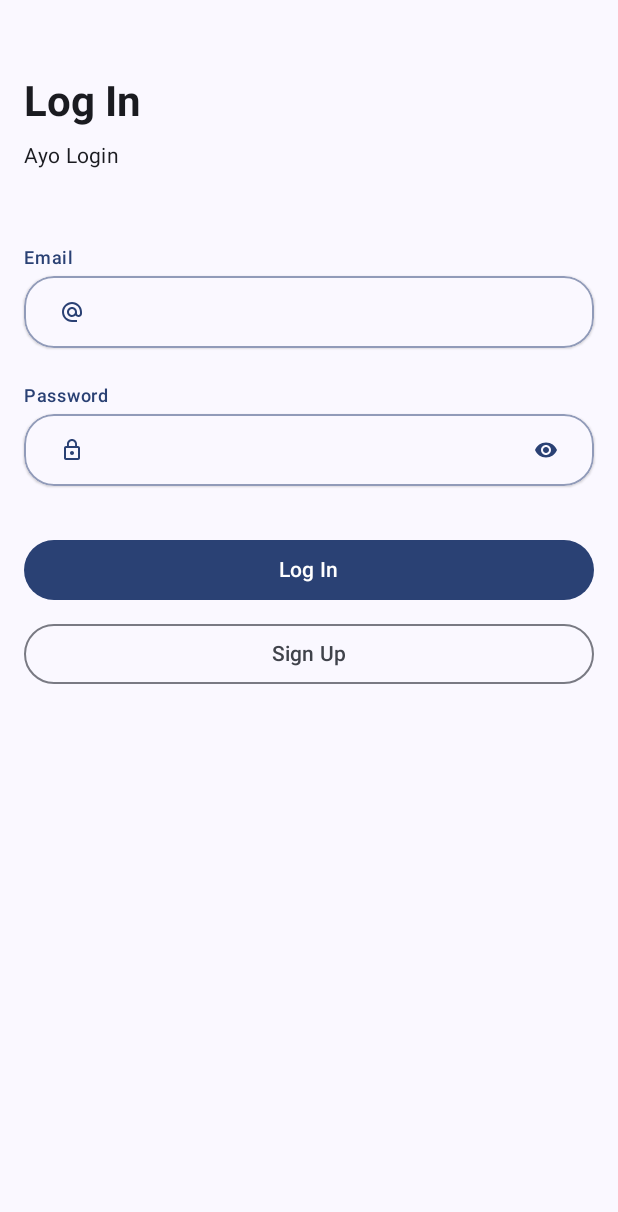
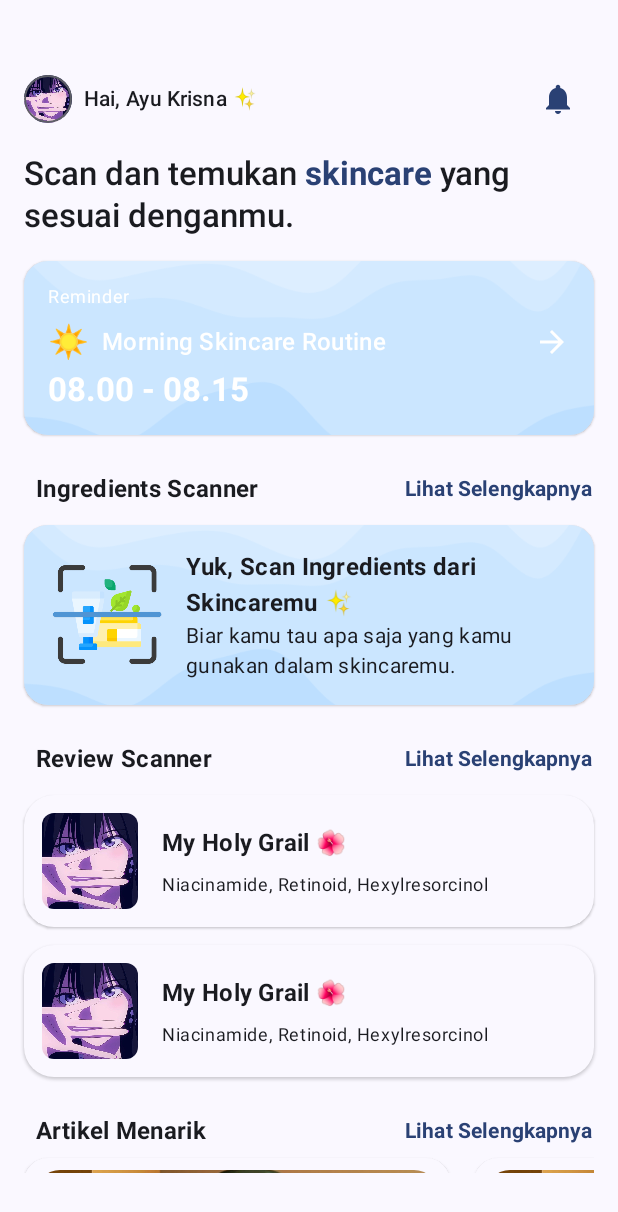
Before and after one commit to skinsift/skinsift, an Android app built with Jetpack Compose: the screen it shows after launch (MainActivity), on a phone screen of 412 x 824 dp. Shown: the top 1212 px of the screen. Run offline under Robolectric (Android 15) with nearby library versions, the phone set to English and light mode, and no system bars; our stand-ins replace CircleImageView.

Commit message:
merged themes and home screen

```diff
--- a/app/src/main/java/com/ayukrisna/skinsift/view/MainActivity.kt
+++ b/app/src/main/java/com/ayukrisna/skinsift/view/MainActivity.kt
@@ -7,6 +7,7 @@ import androidx.activity.enableEdgeToEdge
 import androidx.navigation.compose.rememberNavController
 import com.ayukrisna.skinsift.MyApp
 import com.ayukrisna.skinsift.navigation.NavGraph
+import com.ayukrisna.skinsift.view.ui.screen.home.HomeScreen
 import com.ayukrisna.skinsift.view.ui.theme.SkinSiftTheme
 import org.koin.core.annotation.KoinExperimentalAPI
 
@@ -18,8 +19,9 @@ class MainActivity : ComponentActivity() {
         setContent {
             SkinSiftTheme {
                 MyApp()
-                val navController = rememberNavController()
-                NavGraph(navController = navController)
+                HomeScreen()
+//                val navController = rememberNavController()
+//                NavGraph(navController = navController)
             }
         }
     }
--- /dev/null
+++ b/app/src/main/java/com/ayukrisna/skinsift/view/ui/component/ImageView.kt
@@ -0,0 +1,34 @@
+package com.ayukrisna.skinsift.view.ui.component
+
+import androidx.compose.foundation.Image
+import androidx.compose.foundation.border
+import androidx.compose.foundation.layout.size
+import androidx.compose.foundation.shape.CircleShape
+import androidx.compose.material3.MaterialTheme
+import androidx.compose.runtime.Composable
+import androidx.compose.ui.Modifier
+import androidx.compose.ui.draw.clip
+import androidx.compose.ui.layout.ContentScale
+import androidx.compose.ui.res.painterResource
+import androidx.compose.ui.tooling.preview.Preview
+import androidx.compose.ui.unit.dp
+import com.ayukrisna.skinsift.R
+
+@Composable
+fun CircleImageView() {
+    Image(
+        painter = painterResource(R.drawable.userprofile),
+        contentDescription = "Circle Image",
+        contentScale = ContentScale.Crop,
+        modifier = Modifier
+            .size(32.dp)
+            .clip(CircleShape)
+            .border(1.dp, MaterialTheme.colorScheme.outline, CircleShape)
+    )
+}
+
+@Preview
+@Composable
+fun CircleImageViewPreview() {
+    CircleImageView()
+}
--- /dev/null
+++ b/app/src/main/java/com/ayukrisna/skinsift/view/ui/screen/home/HomeScreen.kt
@@ -0,0 +1,470 @@
+package com.ayukrisna.skinsift.view.ui.screen.home
+
+import androidx.compose.foundation.Image
+import androidx.compose.foundation.background
+import androidx.compose.foundation.horizontalScroll
+import androidx.compose.foundation.layout.Arrangement
+import androidx.compose.foundation.layout.Box
+import androidx.compose.foundation.layout.Column
+import androidx.compose.foundation.layout.Row
+import androidx.compose.foundation.layout.Spacer
+import androidx.compose.foundation.layout.aspectRatio
+import androidx.compose.foundation.layout.fillMaxSize
+import androidx.compose.foundation.layout.fillMaxWidth
+import androidx.compose.foundation.layout.height
+import androidx.compose.foundation.layout.padding
+import androidx.compose.foundation.layout.size
+import androidx.compose.foundation.layout.width
+import androidx.compose.foundation.rememberScrollState
+import androidx.compose.foundation.shape.RoundedCornerShape
+import androidx.compose.foundation.verticalScroll
+import androidx.compose.material.icons.Icons
+import androidx.compose.material.icons.filled.ArrowForward
+import androidx.compose.material.icons.filled.Notifications
+import androidx.compose.material3.Card
+import androidx.compose.material3.CardDefaults
+import androidx.compose.material3.Icon
+import androidx.compose.material3.IconButton
+import androidx.compose.material3.MaterialTheme
+import androidx.compose.material3.Surface
+import androidx.compose.material3.Text
+import androidx.compose.runtime.Composable
+import androidx.compose.ui.Alignment
+import androidx.compose.ui.Modifier
+import androidx.compose.ui.draw.clip
+import androidx.compose.ui.layout.ContentScale
+import androidx.compose.ui.res.painterResource
+import androidx.compose.ui.res.stringResource
+import androidx.compose.ui.text.SpanStyle
+import androidx.compose.ui.text.buildAnnotatedString
+import androidx.compose.ui.text.font.FontWeight
+import androidx.compose.ui.text.style.TextOverflow
+import androidx.compose.ui.text.withStyle
+import androidx.compose.ui.tooling.preview.Preview
+import androidx.compose.ui.unit.dp
+import com.ayukrisna.skinsift.R
+import com.ayukrisna.skinsift.view.ui.component.CircleImageView
+import com.ayukrisna.skinsift.view.ui.theme.SkinSiftTheme
+
+@Composable
+fun HomeScreen(
+    modifier: Modifier = Modifier,
+) {
+    Surface {
+        Column (
+            verticalArrangement = Arrangement.Top,
+            horizontalAlignment = Alignment.Start,
+            modifier = Modifier
+                .fillMaxSize()
+                .padding(horizontal = 16.dp, vertical = 42.dp)
+                .verticalScroll(rememberScrollState())
+        ) {
+            HomeTopBar()
+            Spacer(modifier = Modifier.height(12.dp))
+            HomeIntro()
+            Spacer(modifier = Modifier.height(16.dp))
+            ReminderCard()
+            Spacer(modifier = Modifier.height(24.dp))
+            TitleHome(stringResource(R.string.ingredients_scanner))
+            Spacer(modifier = Modifier.height(12.dp))
+            ScannerCard()
+            Spacer(modifier = Modifier.height(24.dp))
+            TitleHome(stringResource(R.string.review_scanner))
+            Spacer(modifier = Modifier.height(12.dp))
+            ScannerHistoryItem()
+            Spacer(modifier = Modifier.height(12.dp))
+            ScannerHistoryItem()
+            Spacer(modifier = Modifier.height(24.dp))
+            TitleHome(stringResource(R.string.artikel_menarik))
+            Spacer(modifier = Modifier.height(6.dp))
+            ArticleCardList()
+        }
+    }
+}
+
+@Composable
+fun NotificationButton(modifier: Modifier = Modifier) {
+    IconButton(
+        onClick = { /* Handle button click */ },
+        modifier = Modifier.size(48.dp)
+    ) {
+        Icon(
+            imageVector = Icons.Default.Notifications,
+            contentDescription = "Favorite",
+            tint = MaterialTheme.colorScheme.primary
+        )
+    }
+}
+
+@Composable
+fun HomeTopBar(modifier: Modifier = Modifier) {
+    Row(
+        horizontalArrangement = Arrangement.SpaceBetween,
+        verticalAlignment = Alignment.CenterVertically,
+        modifier = Modifier.fillMaxWidth()
+    ) {
+        Profile()
+        NotificationButton()
+    }
+}
+
+@Composable
+fun Profile(modifier: Modifier = Modifier) {
+    Row(
+        horizontalArrangement = Arrangement.Start,
+        verticalAlignment = Alignment.CenterVertically,
+    ) {
+        CircleImageView()
+        Text("Hai, Ayu Krisna ✨",
+            style = MaterialTheme.typography.titleSmall, modifier = Modifier
+                .padding(8.dp, 0.dp, 0.dp, 0.dp)
+        )
+    }
+}
+
+
+@Composable
+fun HomeIntro(modifier : Modifier = Modifier
+) {
+    Text(
+        buildAnnotatedString {
+            append(stringResource(R.string.home_intro1))
+            withStyle(
+                style = SpanStyle(
+                    fontWeight = FontWeight.Bold,
+                    color = MaterialTheme.colorScheme.primary
+                )
+            ) {
+                append(stringResource(R.string.home_intro2))
+            }
+            append(stringResource(R.string.home_intro3))
+        },
+        style = MaterialTheme.typography.titleLarge,
+        fontWeight = FontWeight.Medium,
+        modifier = Modifier
+    )
+}
+
+@Composable
+fun TitleHome(
+    title: String,
+    modifier: Modifier = Modifier
+) {
+    Row(
+        horizontalArrangement = Arrangement.SpaceBetween,
+        verticalAlignment = Alignment.CenterVertically,
+        modifier = Modifier.fillMaxWidth()
+    ){
+        Text(
+            title,
+            style = MaterialTheme.typography.titleMedium,
+            fontWeight = FontWeight.Bold,
+            modifier = Modifier
+                .padding(8.dp, 0.dp, 0.dp, 0.dp)
+        )
+        Text(
+            stringResource(R.string.lihat_selengkapnya),
+            style = MaterialTheme.typography.titleSmall,
+            color = MaterialTheme.colorScheme.primary,
+            fontWeight = FontWeight.Bold,
+            modifier = Modifier
+                .padding(8.dp, 0.dp, 0.dp, 0.dp)
+        )
+    }
+}
+
+@Composable
+fun ReminderCard(modifier: Modifier = Modifier) {
+    Card(
+        shape = RoundedCornerShape(16.dp),
+        modifier = Modifier
+            .fillMaxWidth(),
+        elevation = CardDefaults.cardElevation(1.dp)
+    ) {
+        Box(
+            modifier = Modifier.fillMaxWidth(),
+            contentAlignment = Alignment.Center
+        ) {
+
+            Image(
+                painter = painterResource(id = R.drawable.card_background),
+                contentDescription = null,
+                contentScale = ContentScale.Crop,
+                modifier = Modifier.matchParentSize()
+            )
+
+            Column(
+                modifier = Modifier
+                    .padding(16.dp)
+            ) {
+                Text(
+                    text = "Reminder",
+                    style = MaterialTheme.typography.bodySmall,
+                    color = MaterialTheme.colorScheme.onPrimaryContainer
+                )
+                Spacer(modifier = Modifier.height(8.dp))
+                Row(
+                    horizontalArrangement = Arrangement.SpaceBetween,
+                    verticalAlignment = Alignment.CenterVertically,
+                    modifier = Modifier.fillMaxWidth()
+                ) {
+                    Row(verticalAlignment = Alignment.CenterVertically) {
+                        Text("☀️", style = MaterialTheme.typography.titleLarge)
+                        Spacer(modifier = Modifier.width(8.dp))
+                        Text(
+                            text = "Morning Skincare Routine",
+                            style = MaterialTheme.typography.titleMedium,
+                            fontWeight = FontWeight.Medium,
+                            color = MaterialTheme.colorScheme.onPrimaryContainer
+                        )
+                    }
+                    Icon(
+                        imageVector = Icons.Default.ArrowForward,
+                        contentDescription = "Next",
+                        tint = MaterialTheme.colorScheme.onPrimaryContainer
+                    )
+                }
+
+                Spacer(modifier = Modifier.height(4.dp))
+
+                Text(
+                    text = "08.00 - 08.15",
+                    style = MaterialTheme.typography.titleLarge,
+                    fontWeight = FontWeight.Bold,
+                    color = MaterialTheme.colorScheme.onPrimaryContainer
+                )
+            }
+        }
+    }
+}
+
+@Composable
+fun ScannerCard(modifier: Modifier = Modifier) {
+    Card(
+        shape = RoundedCornerShape(16.dp),
+        modifier = Modifier
+            .fillMaxWidth(),
+        elevation = CardDefaults.cardElevation(1.dp)
+    ) {
+        Box(
+            modifier = Modifier.fillMaxWidth(),
+            contentAlignment = Alignment.Center
+        ) {
+
+            Image(
+                painter = painterResource(id = R.drawable.card_background),
+                contentDescription = null,
+                contentScale = ContentScale.Crop,
+                modifier = Modifier.matchParentSize()
+            )
+
+            Column(
+                modifier = Modifier
+                    .padding(16.dp)
+            ) {
+                Row (
+                    horizontalArrangement = Arrangement.SpaceBetween,
+                    verticalAlignment = Alignment.CenterVertically,
+                    modifier = Modifier.fillMaxWidth()
+                ){
+                    Image(
+                        painter = painterResource(id = R.drawable.scanner),
+                        contentDescription = null,
+                        modifier = Modifier.size(80.dp)
+                    )
+                    Column(
+                        verticalArrangement = Arrangement.Top,
+                        horizontalAlignment = Alignment.Start,
+                    ) {
+                        Text(
+                            "Yuk, Scan Ingredients dari Skincaremu ✨",
+                            style = MaterialTheme.typography.titleMedium,
+                            fontWeight = FontWeight.Bold,
+                            modifier = Modifier
+                                .padding(12.dp, 0.dp, 0.dp, 0.dp)
+                        )
+                        Text(
+                            "Biar kamu tau apa saja yang kamu gunakan dalam skincaremu.",
+                            style = MaterialTheme.typography.bodyMedium,
+                            modifier = Modifier
+                                .padding(12.dp, 0.dp, 0.dp, 0.dp)
+                        )
+                    }
+                }
+            }
+        }
+    }
+}
+
+@Composable
+fun ScannerHistoryItem(modifier: Modifier = Modifier) {
+    Card(
+        modifier = Modifier
+            .fillMaxWidth(),
+        colors = CardDefaults.cardColors(
+            containerColor = MaterialTheme.colorScheme.surfaceBright
+        ),
+        shape = RoundedCornerShape(20.dp),
+        elevation = CardDefaults.cardElevation(1.dp)
+    ) {
+        Row(
+            modifier = Modifier
+                .fillMaxWidth()
+                .padding(12.dp),
+            verticalAlignment = Alignment.CenterVertically
+        ) {
+            Image(
+                painter = painterResource(id = R.drawable.userprofile),
+                contentDescription = "Product Image",
+                modifier = Modifier
+                    .size(64.dp)
+                    .clip(RoundedCornerShape(8.dp))
+                    .background(MaterialTheme.colorScheme.surfaceBright),
+                contentScale = ContentScale.Crop
+            )
+            Spacer(modifier = Modifier.width(16.dp))
+            Column {
+                Text(
+                    text = "My Holy Grail 🌺",
+                    style = MaterialTheme.typography.titleMedium,
+                    fontWeight = FontWeight.Bold
+                )
+                Spacer(modifier = Modifier.height(8.dp))
+                Text(
+                    text = "Niacinamide, Retinoid, Hexylresorcinol",
+                    style = MaterialTheme.typography.bodySmall,
+                    color = MaterialTheme.colorScheme.onSurface
+                )
+            }
+        }
+    }
+}
+
+@Composable
+fun ArticleCardList(modifier: Modifier = Modifier) {
+    Row(
+        modifier = Modifier
+            .horizontalScroll(rememberScrollState())
+    ) {
+        ArticleCard(
+            "Is My Skin Purging or Breaking Out?",
+            "Some chalk this up as their skin getting worse before it gets better, but what’s really going on?"
+        )
+        ArticleCard(
+            "Is My Skin Purging or Breaking Out?",
+            "Some chalk this up as their skin getting worse before it gets better, but what’s really going on?"
+        )
+    }
+}
+
+@Composable
+fun ArticleCard(
+    articleTitle: String,
+    articleDescription: String,
+    articlePicture: String? = null,
+    modifier: Modifier = Modifier
+) {
+    Card(
+        modifier = Modifier
+            .width(300.dp)
+            .padding(0.dp, 0.dp, 16.dp, 0.dp),
+        shape = RoundedCornerShape(16.dp),
+        colors = CardDefaults.cardColors(
+            containerColor = MaterialTheme.colorScheme.surfaceBright
+        ),
+        elevation = CardDefaults.cardElevation(1.dp)
+    ) {
+        Column(
+            modifier = Modifier
+                .fillMaxWidth()
+        ) {
+            Image(
+                painter = painterResource(id = R.drawable.skincare),
+                contentDescription = "Skin care products",
+                modifier = Modifier
+                    .fillMaxWidth()
+                    .padding(8.dp)
+                    .clip(RoundedCornerShape(16.dp))
+                    .aspectRatio(4f / 3f),
+                contentScale = ContentScale.Crop
+            )
+            Column(
+                modifier = Modifier
+                    .padding(16.dp)
+            ) {
+                Text(
+                    text = articleTitle,
+                    style = MaterialTheme.typography.titleMedium,
+                    fontWeight = FontWeight.Bold,
+                    color = MaterialTheme.colorScheme.onSurface,
+                    maxLines = 2,
+                    overflow = TextOverflow.Ellipsis
+                )
+                Spacer(modifier = Modifier.height(8.dp))
+                Text(
+                    text = articleDescription,
+                    style = MaterialTheme.typography.bodySmall,
+                    color = MaterialTheme.colorScheme.onSurface,
+                    maxLines = 2,
+                    overflow = TextOverflow.Ellipsis
+                )
+            }
+        }
+    }
+}
+
+/***
+ * PREVIEW
+ */
+@Preview(showBackground = true)
+@Composable
+fun HomeTopBarPreview() {
+    HomeTopBar(modifier = Modifier)
+}
+
+@Preview(showBackground = true)
+@Composable
+fun NotificationButtonPreview() {
+    NotificationButton()
+}
+
+@Preview(showBackground = true)
+@Composable
+fun HomeScreenPreview() {
+    SkinSiftTheme {
+        HomeScreen(modifier = Modifier)
+    }
+}
+
+@Preview(showBackground = true)
+@Composable
+fun ReminderCardPreview() {
+    ReminderCard()
+}
+
+@Preview(showBackground = true)
+@Composable
+fun ScannerCardPreview() {
+    ScannerCard()
+}
+
+@Preview(showBackground = true)
+@Composable
+fun ScannerHistoryItemPreview(modifier: Modifier = Modifier) {
+    ScannerHistoryItem()
+}
+
+@Preview(showBackground = true)
+@Composable
+fun ArticleCardPreview(modifier: Modifier = Modifier) {
+    ArticleCard(
+        "Is My Skin Purging or Breaking Out?",
+        "Some chalk this up as their skin getting worse before it gets better, but what’s really going on?"
+    )
+}
+
+@Preview(showBackground = true)
+@Composable
+fun ArticleCardListPreview(modifier: Modifier = Modifier) {
+    ArticleCardList()
+}
--- a/app/src/main/java/com/ayukrisna/skinsift/view/ui/screen/liststory/ListStoryScreen.kt
+++ /dev/null
@@ -1,9 +0,0 @@
-package com.ayukrisna.skinsift.view.ui.screen.liststory
-
-import androidx.compose.material3.Text
-import androidx.compose.runtime.Composable
-
-@Composable
-fun ListStoryScreen () {
-    Text("Test!")
-}
--- a/app/src/main/res/values/strings.xml
+++ b/app/src/main/res/values/strings.xml
@@ -5,4 +5,11 @@
     <string name="emailIsNotValid">Emailmu tidak valid, nih.</string>
     <string name="passwordLessThanEightChars">Pastikan passwordmu terdiri dari 8 karakter atau lebih, ya!</string>
     <string name="testing_error">Testing error</string>
+    <string name="home_intro1">"Scan dan temukan "</string>
+    <string name="home_intro2">skincare</string>
+    <string name="home_intro3">" yang sesuai denganmu."</string>
+    <string name="ingredients_scanner">Ingredients Scanner</string>
+    <string name="lihat_selengkapnya">Lihat Selengkapnya</string>
+    <string name="review_scanner">Review Scanner</string>
+    <string name="artikel_menarik">Artikel Menarik</string>
 </resources>
```
Also changed, not shown: app/src/main/res/drawable/card_background.png (added), app/src/main/res/drawable/scanner.png (added), app/src/main/res/drawable/skincare.jpeg (added), app/src/main/res/drawable/userprofile.jpg (added).
